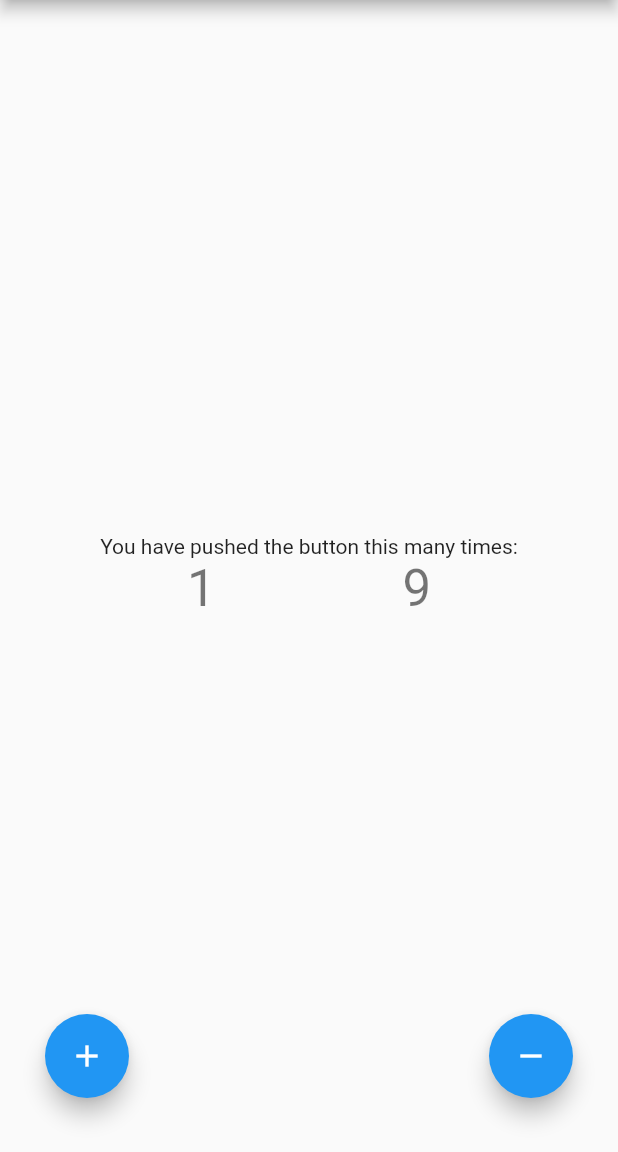
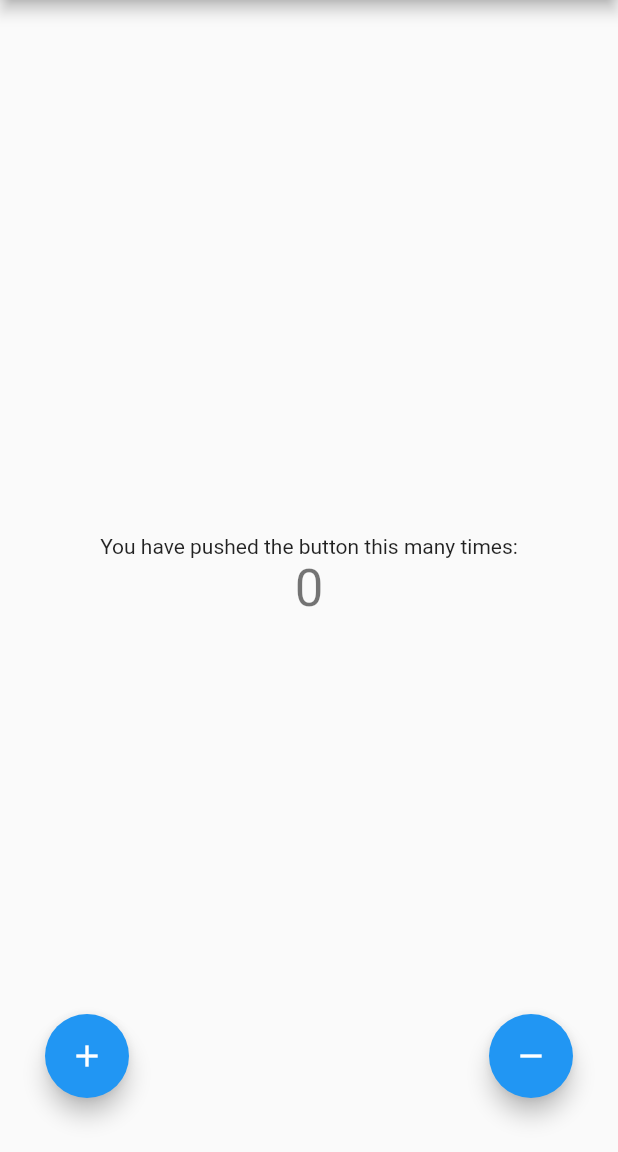
Before and after one commit to spk22/back4app_demo, a Flutter app: the screen it shows after launch, after a tap on the "add" icon, after a tap on the "remove" icon, on a phone screen of 412 x 824 dp, the part 84-1236 px from its top. Run offline on Flutter 3.47's test engine with Material 2 defaults, Android fonts, the phone set to English and light mode, and no system bars; our stand-ins replace bloc.

Commit message:
Added Bloc (basic usage)

```diff
--- a/lib/main.dart
+++ b/lib/main.dart
@@ -1,46 +1,68 @@
 import 'package:bloc/bloc.dart';
 import 'package:flutter/material.dart';
+
+enum CounterEvent { increment, decrement }
 
 void main() {
   Bloc.observer = SimpleBlocObserver();
   runApp(MyApp());
 }
 
-class FirstCounterCubit extends Cubit<int> {
-  FirstCounterCubit(int initialState) : super(initialState);
+class CounterBloc extends Bloc<CounterEvent, int> {
+  CounterBloc(int initialState) : super(initialState);
+
   int _increaseState(int state) => state + 1;
-  void increment() => emit(_increaseState(state));
+  int _decreaseState(int state) => state - 1;
+
   @override
-  void onChange(Change<int> change) {
-    print(change);
-    // TODO: implement onChange
-    super.onChange(change);
+  Stream<int> mapEventToState(CounterEvent event) async* {
+    // TODO: implement mapEventToState
+    switch (event) {
+      case CounterEvent.increment:
+        yield _increaseState(state);
+        break;
+      case CounterEvent.decrement:
+        yield _decreaseState(state);
+        break;
+    }
   }
 }
 
-class SecondCounterCubit extends Cubit<int> {
-  SecondCounterCubit(int initialState) : super(initialState);
-  int _decreaseState(int state) => state - 1;
-  void decrement() {
-    if (state < 0)
-      addError(Exception('state gone negative error'), StackTrace.current);
-    emit(_decreaseState(state));
-  }
+//class FirstCounterCubit extends Cubit<int> {
+//  FirstCounterCubit(int initialState) : super(initialState);
+//  int _increaseState(int state) => state + 1;
+//  void increment() => emit(_increaseState(state));
+//  @override
+//  void onChange(Change<int> change) {
+//    print(change);
+//    // TODO: implement onChange
+//    super.onChange(change);
+//  }
+//}
 
-  @override
-  void onChange(Change<int> change) {
-    print(change);
-    // TODO: implement onChange
-    super.onChange(change);
-  }
-
-  @override
-  void onError(Object error, StackTrace stackTrace) {
-    print('$error, $stackTrace');
-    // TODO: implement onError
-    super.onError(error, stackTrace);
-  }
-}
+//class SecondCounterCubit extends Cubit<int> {
+//  SecondCounterCubit(int initialState) : super(initialState);
+//  int _decreaseState(int state) => state - 1;
+//  void decrement() {
+//    if (state < 0)
+//      addError(Exception('state gone negative error'), StackTrace.current);
+//    emit(_decreaseState(state));
+//  }
+//
+//  @override
+//  void onChange(Change<int> change) {
+//    print(change);
+//    // TODO: implement onChange
+//    super.onChange(change);
+//  }
+//
+//  @override
+//  void onError(Object error, StackTrace stackTrace) {
+//    print('$error, $stackTrace');
+//    // TODO: implement onError
+//    super.onError(error, stackTrace);
+//  }
+//}
 
 class MyApp extends StatelessWidget {
   // This widget is the root of your application.
@@ -90,8 +112,14 @@ class MyHomePage extends StatefulWidget {
 
 class _MyHomePageState extends State<MyHomePage> {
 //  int _counter = 0;
-  final cubit1 = FirstCounterCubit(0);
-  final cubit2 = SecondCounterCubit(10);
+  final bloc = CounterBloc(0);
+
+  @override
+  void dispose() {
+    // TODO: implement dispose
+    super.dispose();
+    bloc.close();
+  }
 
   void _incrementCounter() {
     setState(() {
@@ -101,13 +129,13 @@ class _MyHomePageState extends State<MyHomePage> {
       // _counter without calling setState(), then the build method would not be
       // called again, and so nothing would appear to happen.
 //      _counter++;
-      cubit1.increment();
+      bloc.add(CounterEvent.increment);
     });
   }
 
   void _decrementCounter() {
     setState(() {
-      cubit2.decrement();
+      bloc.add(CounterEvent.decrement);
     });
   }
 
@@ -148,19 +176,10 @@ class _MyHomePageState extends State<MyHomePage> {
             Text(
               'You have pushed the button this many times:',
             ),
-            Row(
-              mainAxisAlignment: MainAxisAlignment.spaceEvenly,
-              children: <Widget>[
-                Text(
+            Text(
 //              '$_counter',
-                  '${cubit1.state}',
-                  style: Theme.of(context).textTheme.headline4,
-                ),
-                Text(
-                  '${cubit2.state}',
-                  style: Theme.of(context).textTheme.headline4,
-                ),
-              ],
+              '${bloc.state}',
+              style: Theme.of(context).textTheme.headline4,
             ),
           ],
         ),
@@ -177,14 +196,14 @@ class _MyHomePageState extends State<MyHomePage> {
               heroTag: null,
               key: Key('fab1'),
               onPressed: _incrementCounter,
-              tooltip: 'Decrement',
+              tooltip: 'Increment',
               child: Icon(Icons.add),
             ),
             FloatingActionButton(
               heroTag: null,
               key: Key('fab2'),
               onPressed: _decrementCounter,
-              tooltip: 'Increment',
+              tooltip: 'Decrement',
               child: Icon(Icons.remove),
             ),
           ],
```
